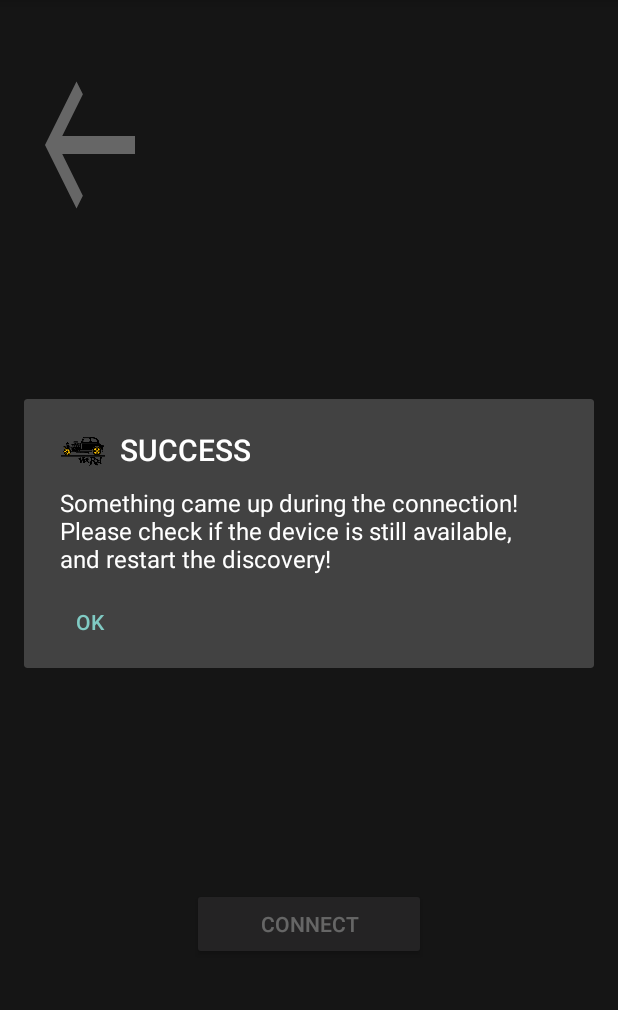
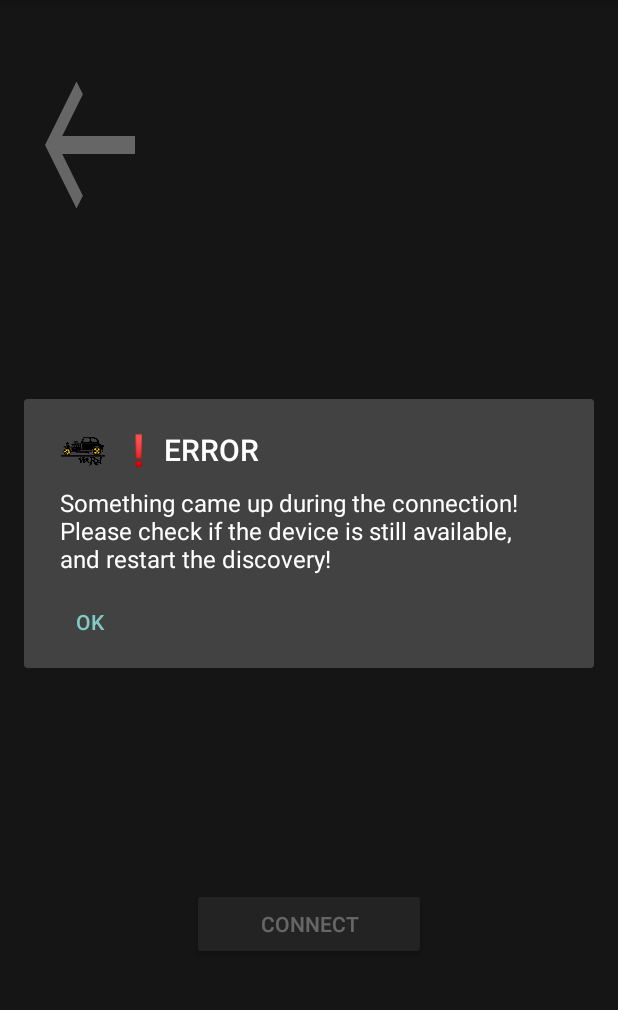
Before and after one commit to alex-molnar/rc_controller, an Android app: the PinActivity screen opened directly, with no data from a screen before it, after a tap on "CONNECT", on a phone screen of 412 x 824 dp, the part 84-1094 px from its top. Run offline under Robolectric (Android 15) with nearby library versions, the phone set to English and light mode, and no system bars.

Commit message:
Changed title of popup message on wrong pin

```diff
--- a/app/src/main/java/com/example/rccontroller/PinActivity.kt
+++ b/app/src/main/java/com/example/rccontroller/PinActivity.kt
@@ -48,7 +48,7 @@ class PinActivity : AppCompatActivity() {
                             AlertDialog.Builder(this)
                                 .setIcon(R.drawable.ic_hotroad)
                                 .setNeutralButton("OK") { _: DialogInterface, _: Int -> finish() }
-                                .setTitle("SUCCESS")
+                                .setTitle("❗ ERROR")
                                 .setMessage(Channel.errorMessage)
                                 .show()
                         }
```
